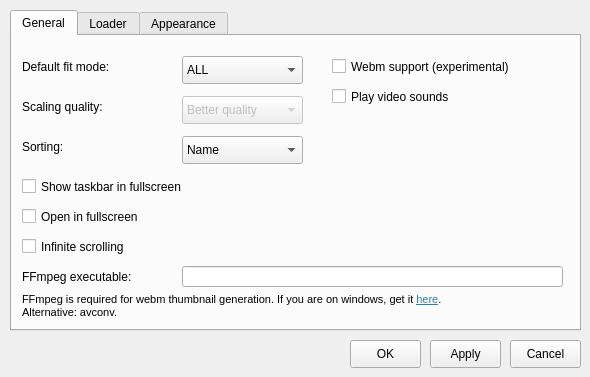
First picture: the form in settingsdialog.ui, repository do-i/thumbgrid, before the edit.
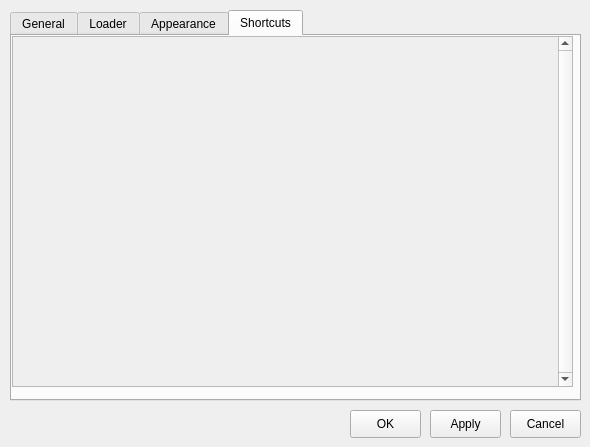
Second picture: the form after the edit. Custom widgets are drawn as their Qt base class.

Commit message: Create ActionManager class

```diff
--- a/settingsdialog.ui
+++ b/settingsdialog.ui
@@ -10,7 +10,7 @@
     <x>0</x>
     <y>0</y>
     <width>590</width>
-    <height>377</height>
+    <height>447</height>
    </rect>
   </property>
   <property name="sizePolicy">
@@ -41,7 +41,7 @@
    <property name="geometry">
     <rect>
      <x>510</x>
-     <y>340</y>
+     <y>410</y>
      <width>71</width>
      <height>28</height>
     </rect>
@@ -54,7 +54,7 @@
    <property name="geometry">
     <rect>
      <x>350</x>
-     <y>340</y>
+     <y>410</y>
      <width>71</width>
      <height>28</height>
     </rect>
@@ -69,7 +69,7 @@
      <x>10</x>
      <y>10</y>
      <width>571</width>
-     <height>321</height>
+     <height>391</height>
     </rect>
    </property>
    <property name="tabPosition">
@@ -79,11 +79,14 @@
     <enum>QTabWidget::Rounded</enum>
    </property>
    <property name="currentIndex">
-    <number>0</number>
+    <number>3</number>
    </property>
    <property name="elideMode">
     <enum>Qt::ElideNone</enum>
    </property>
+   <property name="documentMode">
+    <bool>false</bool>
+   </property>
    <property name="movable">
     <bool>false</bool>
    </property>
@@ -170,7 +173,7 @@
       <rect>
        <x>10</x>
        <y>170</y>
-       <width>201</width>
+       <width>281</width>
        <height>21</height>
       </rect>
      </property>
@@ -226,7 +229,7 @@
       <rect>
        <x>320</x>
        <y>20</y>
-       <width>211</width>
+       <width>231</width>
        <height>21</height>
       </rect>
      </property>
@@ -239,7 +242,7 @@
       <rect>
        <x>320</x>
        <y>50</y>
-       <width>181</width>
+       <width>231</width>
        <height>21</height>
       </rect>
      </property>
@@ -252,7 +255,7 @@
       <rect>
        <x>10</x>
        <y>230</y>
-       <width>151</width>
+       <width>161</width>
        <height>21</height>
       </rect>
      </property>
@@ -263,9 +266,9 @@
     <widget class="QLineEdit" name="ffmpegLineEdit">
      <property name="geometry">
       <rect>
-       <x>170</x>
+       <x>180</x>
        <y>230</y>
-       <width>381</width>
+       <width>371</width>
        <height>21</height>
       </rect>
      </property>
@@ -275,8 +278,8 @@
       <rect>
        <x>10</x>
        <y>250</y>
-       <width>521</width>
-       <height>41</height>
+       <width>541</width>
+       <height>51</height>
       </rect>
      </property>
      <property name="font">
@@ -306,7 +309,7 @@
       <rect>
        <x>10</x>
        <y>200</y>
-       <width>191</width>
+       <width>281</width>
        <height>21</height>
       </rect>
      </property>
@@ -319,7 +322,7 @@
       <rect>
        <x>10</x>
        <y>140</y>
-       <width>191</width>
+       <width>281</width>
        <height>21</height>
       </rect>
      </property>
@@ -605,12 +608,43 @@
      </item>
     </widget>
    </widget>
+   <widget class="QWidget" name="tab_4">
+    <attribute name="title">
+     <string>Shortcuts</string>
+    </attribute>
+    <widget class="QScrollArea" name="scrollArea">
+     <property name="geometry">
+      <rect>
+       <x>0</x>
+       <y>0</y>
+       <width>561</width>
+       <height>351</height>
+      </rect>
+     </property>
+     <property name="verticalScrollBarPolicy">
+      <enum>Qt::ScrollBarAlwaysOn</enum>
+     </property>
+     <property name="widgetResizable">
+      <bool>true</bool>
+     </property>
+     <widget class="QWidget" name="scrollAreaWidgetContents">
+      <property name="geometry">
+       <rect>
+        <x>0</x>
+        <y>0</y>
+        <width>537</width>
+        <height>347</height>
+       </rect>
+      </property>
+     </widget>
+    </widget>
+   </widget>
   </widget>
   <widget class="QPushButton" name="pushButton">
    <property name="geometry">
     <rect>
      <x>430</x>
-     <y>340</y>
+     <y>410</y>
      <width>71</width>
      <height>28</height>
     </rect>
```
Left out of the diff: 13 changed lines with no effect on the pictures. The commit also changes 28 other files.
